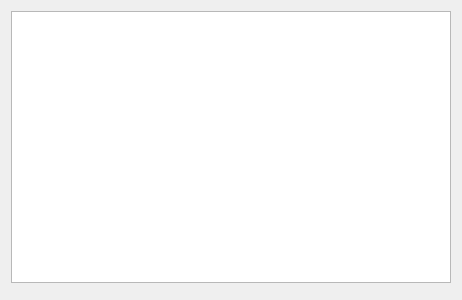
mortbopet/Ripes, file src/memoryviewerwidget.ui: the form before one commit.
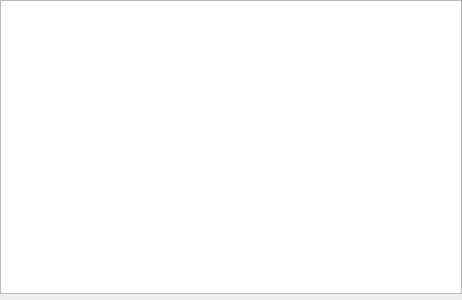
The form after the commit. Custom widgets are drawn as their Qt base class.

Commit message: Resize items in memory tab

Patch:
```diff
--- a/src/memoryviewerwidget.ui
+++ b/src/memoryviewerwidget.ui
@@ -10,16 +10,34 @@
     <height>300</height>
    </rect>
   </property>
+  <property name="sizePolicy">
+   <sizepolicy hsizetype="Expanding" vsizetype="Expanding">
+    <horstretch>0</horstretch>
+    <verstretch>0</verstretch>
+   </sizepolicy>
+  </property>
   <property name="windowTitle">
    <string>Form</string>
   </property>
   <layout class="QVBoxLayout" name="verticalLayout_2">
+   <property name="leftMargin">
+    <number>0</number>
+   </property>
+   <property name="topMargin">
+    <number>0</number>
+   </property>
+   <property name="rightMargin">
+    <number>0</number>
+   </property>
+   <property name="bottomMargin">
+    <number>0</number>
+   </property>
    <item>
     <layout class="QVBoxLayout" name="verticalLayout">
      <item>
       <widget class="MemoryView" name="memoryView">
        <property name="sizePolicy">
-        <sizepolicy hsizetype="MinimumExpanding" vsizetype="MinimumExpanding">
+        <sizepolicy hsizetype="Expanding" vsizetype="Expanding">
          <horstretch>0</horstretch>
          <verstretch>0</verstretch>
         </sizepolicy>
```
The commit also changes 2 other files.
